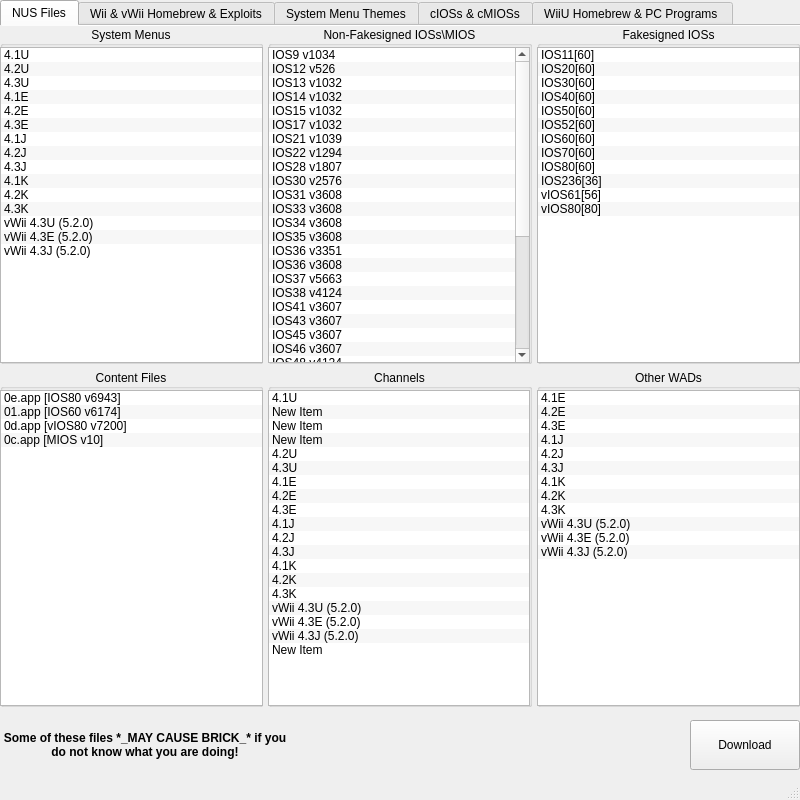
Qt form mainWindow.ui (korbosoft/modmiiDownloader) before a commit.
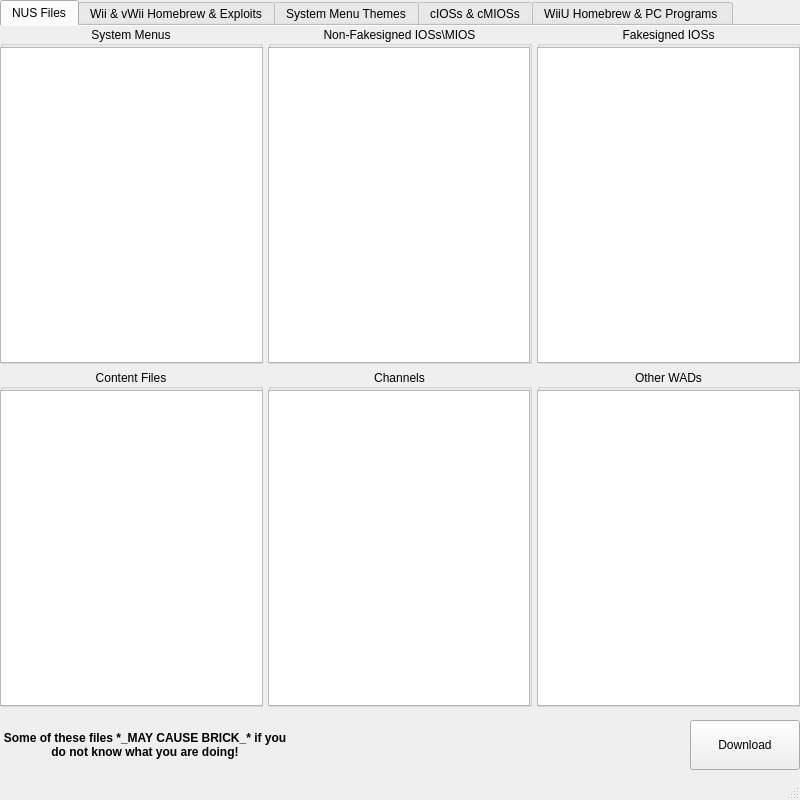
The same form after that commit. The open tabs and pages were chosen to show the change. Icons and pictures are not drawn. Custom widgets are drawn as their Qt base class.

```diff
--- a/mainWindow.ui
+++ b/mainWindow.ui
@@ -80,7 +80,7 @@
          <property name="alignment">
           <set>Qt::AlignmentFlag::AlignCenter</set>
          </property>
-         <widget class="QListWidget" name="channelList">
+         <widget class="QListView" name="channelList">
           <property name="geometry">
            <rect>
             <x>0</x>
@@ -104,101 +104,6 @@
           <property name="uniformItemSizes">
            <bool>false</bool>
           </property>
-          <item>
-           <property name="text">
-            <string>4.1U</string>
-           </property>
-          </item>
-          <item>
-           <property name="text">
-            <string>New Item</string>
-           </property>
-          </item>
-          <item>
-           <property name="text">
-            <string>New Item</string>
-           </property>
-          </item>
-          <item>
-           <property name="text">
-            <string>New Item</string>
-           </property>
-          </item>
-          <item>
-           <property name="text">
-            <string>4.2U</string>
-           </property>
-          </item>
-          <item>
-           <property name="text">
-            <string>4.3U</string>
-           </property>
-          </item>
-          <item>
-           <property name="text">
-            <string>4.1E</string>
-           </property>
-          </item>
-          <item>
-           <property name="text">
-            <string>4.2E</string>
-           </property>
-          </item>
-          <item>
-           <property name="text">
-            <string>4.3E</string>
-           </property>
-          </item>
-          <item>
-           <property name="text">
-            <string>4.1J</string>
-           </property>
-          </item>
-          <item>
-           <property name="text">
-            <string>4.2J</string>
-           </property>
-          </item>
-          <item>
-           <property name="text">
-            <string>4.3J</string>
-           </property>
-          </item>
-          <item>
-           <property name="text">
-            <string>4.1K</string>
-           </property>
-          </item>
-          <item>
-           <property name="text">
-            <string>4.2K</string>
-           </property>
-          </item>
-          <item>
-           <property name="text">
-            <string>4.3K</string>
-           </property>
-          </item>
-          <item>
-           <property name="text">
-            <string>vWii 4.3U (5.2.0)</string>
-           </property>
-          </item>
-          <item>
-           <property name="text">
-            <string>vWii 4.3E (5.2.0)</string>
-           </property>
-          </item>
-          <item>
-           <property name="text">
-            <string>vWii 4.3J (5.2.0)</string>
-           </property>
-          </item>
-          <item>
-           <property name="text">
-            <string>New Item</string>
-           </property>
-          </item>
          </widget>
         </widget>
        </item>
@@ -216,7 +121,7 @@
          <property name="alignment">
           <set>Qt::AlignmentFlag::AlignCenter</set>
          </property>
-         <widget class="QListWidget" name="contentList">
+         <widget class="QListView" name="contentList">
           <property name="geometry">
            <rect>
             <x>0</x>
@@ -240,38 +145,6 @@
           <property name="uniformItemSizes">
            <bool>false</bool>
           </property>
-          <item>
-           <property name="text">
-            <string>0e.app [IOS80 v6943]</string>
-           </property>
-           <property name="toolTip">
-            <string>Used to construct NEEK for Wii.</string>
-           </property>
-          </item>
-          <item>
-           <property name="text">
-            <string>01.app [IOS60 v6174]</string>
-           </property>
-           <property name="toolTip">
-            <string>Used to construct older versions of NEEK+DI (before v186) and NEEK2O+DI (before v70) for Wii.</string>
-           </property>
-          </item>
-          <item>
-           <property name="text">
-            <string>0d.app [vIOS80 v7200]</string>
-           </property>
-           <property name="toolTip">
-            <string>Used to construct NEEK for vWii.</string>
-           </property>
-          </item>
-          <item>
-           <property name="text">
-            <string>0c.app [MIOS v10]</string>
-           </property>
-           <property name="toolTip">
-            <string>Used to construct DIOS MIOS for Wii.</string>
-           </property>
-          </item>
          </widget>
         </widget>
        </item>
@@ -289,7 +162,7 @@
          <property name="alignment">
           <set>Qt::AlignmentFlag::AlignCenter</set>
          </property>
-         <widget class="QListWidget" name="realsignedList">
+         <widget class="QListView" name="realsignedList">
           <property name="geometry">
            <rect>
             <x>0</x>
@@ -313,299 +186,6 @@
           <property name="uniformItemSizes">
            <bool>false</bool>
           </property>
-          <item>
-           <property name="text">
-            <string>IOS9 v1034</string>
-           </property>
-           <property name="toolTip">
-            <string>IOS9 is used by System Menu 1.0 and early games like Zelda: Twilight Princess, Wii Sports, Wii Play, WarioWare: Smooth Moves.</string>
-           </property>
-          </item>
-          <item>
-           <property name="text">
-            <string>IOS12 v526</string>
-           </property>
-           <property name="toolTip">
-            <string>IOS12 is an IOS that was previously thought to be the oldest, used by titles such as Elebits.</string>
-           </property>
-          </item>
-          <item>
-           <property name="text">
-            <string>IOS13 v1032</string>
-           </property>
-           <property name="toolTip">
-            <string>IOS13 is used by Photo Channel 1.0.</string>
-           </property>
-          </item>
-          <item>
-           <property name="text">
-            <string>IOS14 v1032</string>
-           </property>
-           <property name="toolTip">
-            <string>IOS14 is used by Pokémon Battle Revolution (Japanese version only).</string>
-           </property>
-          </item>
-          <item>
-           <property name="text">
-            <string>IOS15 v1032</string>
-           </property>
-           <property name="toolTip">
-            <string>IOS15 was previously used by some official channels; it has not been stubbed because the Internet Channel, which could not be updated through standard updates, previously used it.</string>
-           </property>
-          </item>
-          <item>
-           <property name="text">
-            <string>IOS17 v1032</string>
-           </property>
-           <property name="toolTip">
-            <string>IOS17 is used by early titles such as Bust-A-Move Bash and Super Paper Mario.</string>
-           </property>
-          </item>
-          <item>
-           <property name="text">
-            <string>IOS21 v1039</string>
-           </property>
-           <property name="toolTip">
-            <string>IOS21 is used by third party games (No More Heroes). many other games such as Wii Sports were also re-released under this IOS.</string>
-           </property>
-          </item>
-          <item>
-           <property name="text">
-            <string>IOS22 v1294</string>
-           </property>
-           <property name="toolTip">
-            <string>IOS22 is used by a few games like High School Musical: Sing It! and Boogie.</string>
-           </property>
-          </item>
-          <item>
-           <property name="text">
-            <string>IOS28 v1807</string>
-           </property>
-           <property name="toolTip">
-            <string>IOS28 is only used by Metroid Prime 3: Corruption. The first IOS released in modular parts.</string>
-           </property>
-          </item>
-          <item>
-           <property name="text">
-            <string>IOS30 v2576</string>
-           </property>
-           <property name="toolTip">
-            <string>IOS30 is used by System Menu 3.0-3.3. Officially this IOS is stubbed.</string>
-           </property>
-          </item>
-          <item>
-           <property name="text">
-            <string>IOS31 v3608</string>
-           </property>
-           <property name="toolTip">
-            <string>IOS31 is used by News &amp; Weather channels. RC24 (WiiLink predecessor) used to require a patched version of IOS31 so it could download custom News &amp; Weather data.</string>
-           </property>
-          </item>
-          <item>
-           <property name="text">
-            <string>IOS33 v3608</string>
-           </property>
-           <property name="toolTip">
-            <string>IOS33 is an IOS version based on IOS31 and used in games like Super Mario Galaxy.</string>
-           </property>
-          </item>
-          <item>
-           <property name="text">
-            <string>IOS34 v3608</string>
-           </property>
-           <property name="toolTip">
-            <string>IOS34 is used by Internet Channel v257.</string>
-           </property>
-          </item>
-          <item>
-           <property name="text">
-            <string>IOS35 v3608</string>
-           </property>
-           <property name="toolTip">
-            <string>IOS35 is a copy of IOS31 used by games like Call of Duty, Wii Music, etc.</string>
-           </property>
-          </item>
-          <item>
-           <property name="text">
-            <string>IOS36 v3351</string>
-           </property>
-           <property name="toolTip">
-            <string>IOS36 v3351 was the first IOS patched to restore the trucha bug, enabling custom IOS installation. Today it is recommended not to patch IOS36.</string>
-           </property>
-          </item>
-          <item>
-           <property name="text">
-            <string>IOS36 v3608</string>
-           </property>
-           <property name="toolTip">
-            <string>IOS36 v3608 is used by titles such as Super Smash Bros. Brawl and Mario Kart Wii</string>
-           </property>
-          </item>
-          <item>
-           <property name="text">
-            <string>IOS37 v5663</string>
-           </property>
-           <property name="toolTip">
-            <string>IOS37 is used by several WiiWare games and older Guitar Hero/Rock Band games.</string>
-           </property>
-          </item>
-          <item>
-           <property name="text">
-            <string>IOS38 v4124</string>
-           </property>
-           <property name="toolTip">
-            <string>IOS38 is used by Animal Crossing: City Folk and the Nintendo Wii Speak Channel.</string>
-           </property>
-          </item>
-          <item>
-           <property name="text">
-            <string>IOS41 v3607</string>
-           </property>
-           <property name="toolTip">
-            <string>IOS41 is a Korea-specific IOS used by preinstalled channels. It is identical to IOS45.</string>
-           </property>
-          </item>
-          <item>
-           <property name="text">
-            <string>IOS43 v3607</string>
-           </property>
-           <property name="toolTip">
-            <string>IOS43 is only used by some Korean games.</string>
-           </property>
-          </item>
-          <item>
-           <property name="text">
-            <string>IOS45 v3607</string>
-           </property>
-           <property name="toolTip">
-            <string>IOS45 is only used by some Korean games. It is identical to IOS41.</string>
-           </property>
-          </item>
-          <item>
-           <property name="text">
-            <string>IOS46 v3607</string>
-           </property>
-           <property name="toolTip">
-            <string>IOS46 is an IOS used by some Korean games like Mario Kart Wii and Need for Speed Undercover.</string>
-           </property>
-          </item>
-          <item>
-           <property name="text">
-            <string>IOS48 v4124</string>
-           </property>
-           <property name="toolTip">
-            <string>IOS48 is used by Animal Crossing: City Folk (Korean version only).</string>
-           </property>
-          </item>
-          <item>
-           <property name="text">
-            <string>IOS53 v5663</string>
-           </property>
-           <property name="toolTip">
-            <string>IOS53 is used by titles such as New Super Mario Bros. Wii and Wii Fit Plus.</string>
-           </property>
-          </item>
-          <item>
-           <property name="text">
-            <string>IOS55 v5663</string>
-           </property>
-           <property name="toolTip">
-            <string>IOS55 is used by titles such as Wii Sports Resort and The Conduit.</string>
-           </property>
-          </item>
-          <item>
-           <property name="text">
-            <string>IOS56 v5662</string>
-           </property>
-           <property name="toolTip">
-            <string>IOS56 added SDHC support and is identical to IOS61. Used by Wii Speak 2.0 and the latest Shopping Channel.</string>
-           </property>
-          </item>
-          <item>
-           <property name="text">
-            <string>IOS57 v5919</string>
-           </property>
-           <property name="toolTip">
-            <string>IOS57 is used by many of the newer games released near the end of the production of Wii discs in 2020, although it was originally released in 2009.</string>
-           </property>
-          </item>
-          <item>
-           <property name="text">
-            <string>IOS58 v6176</string>
-           </property>
-           <property name="toolTip">
-            <string>IOS58 offers improved USB2 speeds and is preferred by many apps including the Homebrew Channel.</string>
-           </property>
-          </item>
-          <item>
-           <property name="text">
-            <string>IOS59 v9249</string>
-           </property>
-           <property name="toolTip">
-            <string>IOS59 is a Japan exclusive IOS. ModMii Wizards will only direct Japanese consoles to install it.</string>
-           </property>
-          </item>
-          <item>
-           <property name="text">
-            <string>IOS60 v6174</string>
-           </property>
-           <property name="toolTip">
-            <string>IOS60 is used by System Menu 4.0 &amp; 4.1. First to support SDHC. Officially this IOS is stubbed.</string>
-           </property>
-          </item>
-          <item>
-           <property name="text">
-            <string>IOS61 v5662</string>
-           </property>
-           <property name="toolTip">
-            <string>IOS61 was used by the Wii Shop Channel from the System Menu 4.0-4.2 updates. Also used by Photo Channel 1.1b. It is identical to IOS56.</string>
-           </property>
-          </item>
-          <item>
-           <property name="text">
-            <string>IOS62 v6430</string>
-           </property>
-           <property name="toolTip">
-            <string>IOS62 is used by the Wii U Transfer Tool.</string>
-           </property>
-          </item>
-          <item>
-           <property name="text">
-            <string>IOS70 v6687</string>
-           </property>
-           <property name="toolTip">
-            <string>IOS70 is used by System Menu 4.2. Officially this IOS is stubbed.</string>
-           </property>
-          </item>
-          <item>
-           <property name="text">
-            <string>IOS80 v6944</string>
-           </property>
-           <property name="toolTip">
-            <string>IOS80 is used by System Menu 4.3.</string>
-           </property>
-          </item>
-          <item>
-           <property name="text">
-            <string>MIOS v10</string>
-           </property>
-           <property name="toolTip">
-            <string>MIOS is a special version of IOS that runs when the Wii enters GameCube mode</string>
-           </property>
-          </item>
-          <item>
-           <property name="text">
-            <string>vWii IOSs [x29]</string>
-           </property>
-           <property name="toolTip">
-            <string>Download 29 IOSs for vWii:
-                                                                              vIOS9, 12, 13, 14, 15, 17, 21, 22, 28, 31, 33, 34, 35, 36, 37, 38, 41, 43, 45, 46, 48, 53, 55, 56, 57, 58, 59, 62 &amp; 80.
-
-                                                                              While effectively these IOSs are not patched, technically they are fakesigned and re-encrypted to use the Wii retail common key so that they can be installed using WAD Managers available today.
-
-                                                                              ...I know what you're thinking and the answer is yes, shortcuts were taken.</string>
-           </property>
-          </item>
          </widget>
         </widget>
        </item>
@@ -623,7 +203,7 @@
          <property name="alignment">
           <set>Qt::AlignmentFlag::AlignCenter</set>
          </property>
-         <widget class="QListWidget" name="otherList">
+         <widget class="QListView" name="otherList">
           <property name="geometry">
            <rect>
             <x>0</x>
@@ -647,66 +227,6 @@
           <property name="uniformItemSizes">
            <bool>false</bool>
           </property>
-          <item>
-           <property name="text">
-            <string>4.1E</string>
-           </property>
-          </item>
-          <item>
-           <property name="text">
-            <string>4.2E</string>
-           </property>
-          </item>
-          <item>
-           <property name="text">
-            <string>4.3E</string>
-           </property>
-          </item>
-          <item>
-           <property name="text">
-            <string>4.1J</string>
-           </property>
-          </item>
-          <item>
-           <property name="text">
-            <string>4.2J</string>
-           </property>
-          </item>
-          <item>
-           <property name="text">
-            <string>4.3J</string>
-           </property>
-          </item>
-          <item>
-           <property name="text">
-            <string>4.1K</string>
-           </property>
-          </item>
-          <item>
-           <property name="text">
-            <string>4.2K</string>
-           </property>
-          </item>
-          <item>
-           <property name="text">
-            <string>4.3K</string>
-           </property>
-          </item>
-          <item>
-           <property name="text">
-            <string>vWii 4.3U (5.2.0)</string>
-           </property>
-          </item>
-          <item>
-           <property name="text">
-            <string>vWii 4.3E (5.2.0)</string>
-           </property>
-          </item>
-          <item>
-           <property name="text">
-            <string>vWii 4.3J (5.2.0)</string>
-           </property>
-          </item>
          </widget>
         </widget>
        </item>
@@ -724,7 +244,7 @@
          <property name="alignment">
           <set>Qt::AlignmentFlag::AlignCenter</set>
          </property>
-         <widget class="QListWidget" name="fakesignedList">
+         <widget class="QListView" name="fakesignedList">
           <property name="geometry">
            <rect>
             <x>0</x>
@@ -748,102 +268,6 @@
           <property name="uniformItemSizes">
            <bool>false</bool>
           </property>
-          <item>
-           <property name="text">
-            <string>IOS11[60]</string>
-           </property>
-           <property name="toolTip">
-            <string>IOS11 is used by System Menu 2.0 &amp; 2.1; this IOS is based on IOS60 to maximize compatibility and protection. Officially this IOS is stubbed.</string>
-           </property>
-          </item>
-          <item>
-           <property name="text">
-            <string>IOS20[60]</string>
-           </property>
-           <property name="toolTip">
-            <string>IOS20 is used by System Menu 2.2; this IOS is based on IOS60 to maximize compatibility and protection. Officially this IOS is stubbed.</string>
-           </property>
-          </item>
-          <item>
-           <property name="text">
-            <string>IOS30[60]</string>
-           </property>
-           <property name="toolTip">
-            <string>IOS30 is used by System Menu 3.0-3.3; this IOS is based on IOS60 to maximize compatibility and protection. Officially this IOS is stubbed.</string>
-           </property>
-          </item>
-          <item>
-           <property name="text">
-            <string>IOS40[60]</string>
-           </property>
-           <property name="toolTip">
-            <string>IOS40 is used by System Menu 3.3 for all Korean consoles; this IOS is based on IOS60 to maximize compatibility and protection. Officially this IOS is stubbed.</string>
-           </property>
-          </item>
-          <item>
-           <property name="text">
-            <string>IOS50[60]</string>
-           </property>
-           <property name="toolTip">
-            <string>IOS50 is used by System Menu 3.4; this IOS is based on IOS60 to maximize compatibility and protection. Officially this IOS is stubbed.</string>
-           </property>
-          </item>
-          <item>
-           <property name="text">
-            <string>IOS52[60]</string>
-           </property>
-           <property name="toolTip">
-            <string>IOS52 is used by System Menu 3.5 and exclusive to Korea; this IOS is based on IOS60 to maximize compatibility and protection. Officially this IOS is stubbed.</string>
-           </property>
-          </item>
-          <item>
-           <property name="text">
-            <string>IOS60[60]</string>
-           </property>
-           <property name="toolTip">
-            <string>IOS60 is used by System Menu 4.0 &amp; 4.1. Officially this IOS is stubbed.</string>
-           </property>
-          </item>
-          <item>
-           <property name="text">
-            <string>IOS70[60]</string>
-           </property>
-           <property name="toolTip">
-            <string>IOS70 is used by System Menu 4.2; this IOS is based on IOS60 to maximize compatibility and protection. Officially this IOS is stubbed.</string>
-           </property>
-          </item>
-          <item>
-           <property name="text">
-            <string>IOS80[60]</string>
-           </property>
-           <property name="toolTip">
-            <string>IOS80 is used by System Menu 4.3; this IOS is based on IOS60 to maximize compatibility and protection.</string>
-           </property>
-          </item>
-          <item>
-           <property name="text">
-            <string>IOS236[36]</string>
-           </property>
-           <property name="toolTip">
-            <string>IOS236 is a patched version of IOS36. It is no longer needed.</string>
-           </property>
-          </item>
-          <item>
-           <property name="text">
-            <string>vIOS61[56]</string>
-           </property>
-           <property name="toolTip">
-            <string>vIOS61 (aka cIOS61[56]-v5918-vWii) is a not normally found on vWii. It is a custom copy of vIOS56 with only it's slot changed to 61 to support Photo Channel 1.1.</string>
-           </property>
-          </item>
-          <item>
-           <property name="text">
-            <string>vIOS80[80]</string>
-           </property>
-           <property name="toolTip">
-            <string>vIOS80 is used by vWii System Menu 4.3.</string>
-           </property>
-          </item>
          </widget>
         </widget>
        </item>
@@ -861,7 +285,7 @@
          <property name="alignment">
           <set>Qt::AlignmentFlag::AlignCenter</set>
          </property>
-         <widget class="QListWidget" name="sysmenuList">
+         <widget class="QListView" name="sysmenuList">
           <property name="geometry">
            <rect>
             <x>0</x>
@@ -885,81 +309,6 @@
           <property name="uniformItemSizes">
            <bool>false</bool>
           </property>
-          <item>
-           <property name="text">
-            <string>4.1U</string>
-           </property>
-          </item>
-          <item>
-           <property name="text">
-            <string>4.2U</string>
-           </property>
-          </item>
-          <item>
-           <property name="text">
-            <string>4.3U</string>
-           </property>
-          </item>
-          <item>
-           <property name="text">
-            <string>4.1E</string>
-           </property>
-          </item>
-          <item>
-           <property name="text">
-            <string>4.2E</string>
-           </property>
-          </item>
-          <item>
-           <property name="text">
-            <string>4.3E</string>
-           </property>
-          </item>
-          <item>
-           <property name="text">
-            <string>4.1J</string>
-           </property>
-          </item>
-          <item>
-           <property name="text">
-            <string>4.2J</string>
-           </property>
-          </item>
-          <item>
-           <property name="text">
-            <string>4.3J</string>
-           </property>
-          </item>
-          <item>
-           <property name="text">
-            <string>4.1K</string>
-           </property>
-          </item>
-          <item>
-           <property name="text">
-            <string>4.2K</string>
-           </property>
-          </item>
-          <item>
-           <property name="text">
-            <string>4.3K</string>
-           </property>
-          </item>
-          <item>
-           <property name="text">
-            <string>vWii 4.3U (5.2.0)</string>
-           </property>
-          </item>
-          <item>
-           <property name="text">
-            <string>vWii 4.3E (5.2.0)</string>
-           </property>
-          </item>
-          <item>
-           <property name="text">
-            <string>vWii 4.3J (5.2.0)</string>
-           </property>
-          </item>
          </widget>
         </widget>
        </item>
```
Left out of the diff: 22 changed lines with no effect on the pictures.
